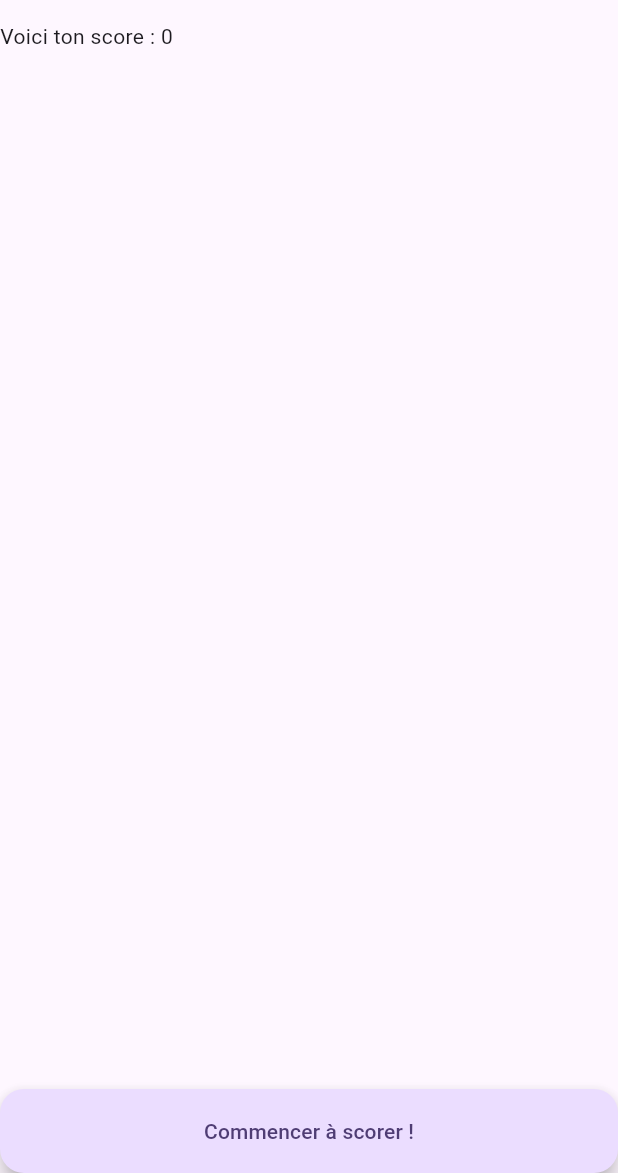
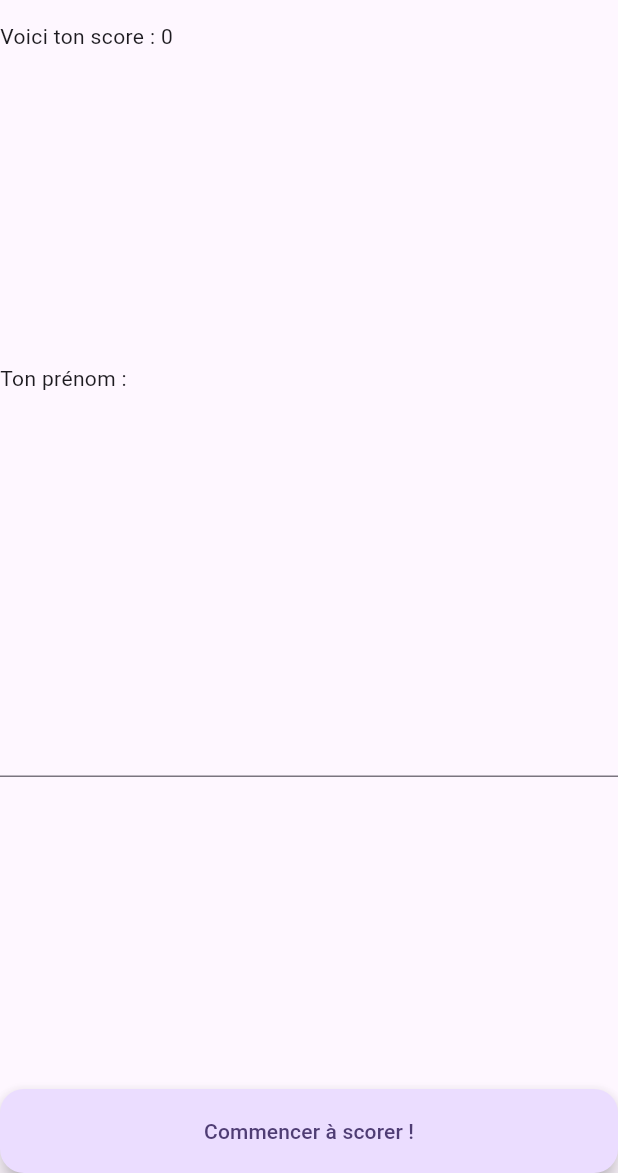
Before and after one commit to Saralune/dartLearning, a Flutter app: the screen it shows after launch, on a phone screen of 412 x 824 dp, the part 63-1236 px from its top. Run offline on Flutter 3.47's test engine with Material 3 defaults, Android fonts, the phone set to English and light mode, and no system bars.

Commit message:
add textfield

```diff
--- a/game_clicker/lib/game.dart
+++ b/game_clicker/lib/game.dart
@@ -13,6 +13,7 @@ class _GameState extends State<Game> {
   var _clickCount = 0;
   var _displayScoreBtn = false;
   int _record = 0;
+  var _prenom = "";
 
   @override
   Widget build(BuildContext context) {
@@ -23,6 +24,7 @@ class _GameState extends State<Game> {
         body: SafeArea(
           child: Column(
             crossAxisAlignment: CrossAxisAlignment.stretch,
+            mainAxisAlignment: MainAxisAlignment.spaceBetween,
             children: [
               Text('Voici ton score : $_clickCount'),
               if (_displayScoreBtn)
@@ -31,9 +33,20 @@ class _GameState extends State<Game> {
                     icon: Icon(Icons.plus_one_sharp),
                     //color: Color(Colors.limeAccent),
                     label: Text(' Go Go Go !')),
-              Spacer(),
+              //Spacer(),
               if (_record > 0) Text("Voici le record absolu : $_record"),
-              Spacer(),
+              // Spacer(),
+              Text("Ton prénom : $_prenom"),
+              TextField(
+                autocorrect: false, //pas besoin pour le prénom
+                textCapitalization: TextCapitalization
+                    .words, //utile pour avoir un prénom avec une majuscule //désactiver la majuscule pour le mail
+                autofillHints: [AutofillHints.givenName],
+                keyboardType: TextInputType
+                    .name, //assiste l'utilisateur, son tel lui proposera un prénom de contact
+                //onChanged: _modifiedName, //en temps réel !
+                onSubmitted: _modifiedName,
+              ),
               if (!_displayScoreBtn)
                 FloatingActionButton.extended(
                     onPressed: _toggleScoreBtn,
@@ -41,6 +54,12 @@ class _GameState extends State<Game> {
             ],
           ),
         ));
+  }
+
+  _modifiedName(value) {
+    setState(() {
+      _prenom = value;
+    });
   }
 
   _toggleScoreBtn() {
```
